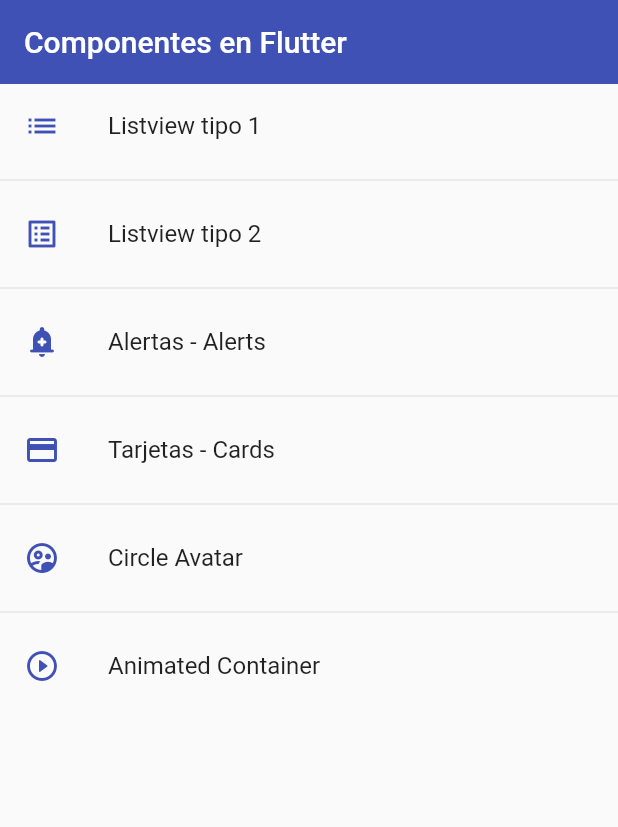
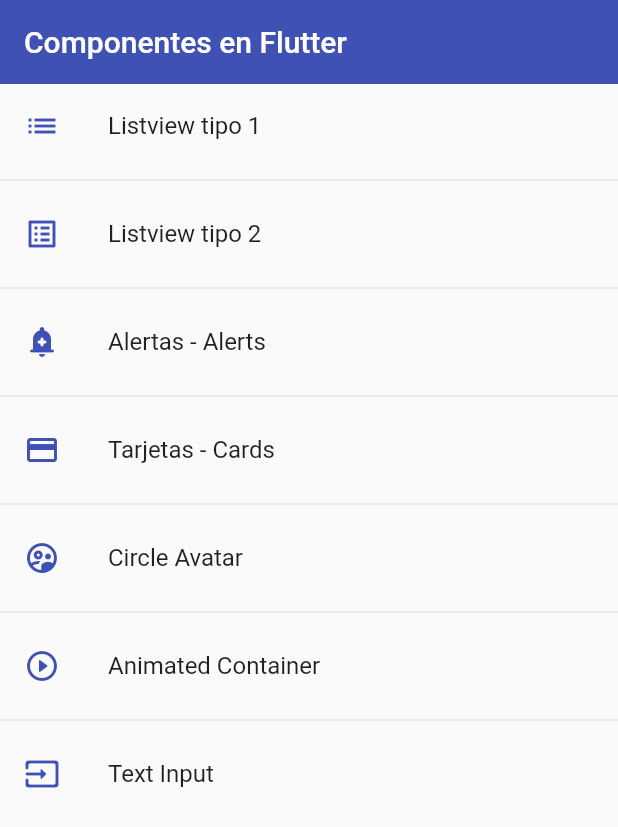
Before and after one commit to emersongonzal86/fl_components, a Flutter app: the screen it shows after launch, on a phone screen of 412 x 824 dp. Shown: the top 827 px of the screen. Run offline on Flutter 3.47's test engine with Material 2 defaults, Android fonts, the phone set to English and light mode, and no system bars.

Commit message:
Text form field

```diff
--- a/lib/router/app_routes.dart
+++ b/lib/router/app_routes.dart
@@ -43,6 +43,11 @@ class AppRoutes {
         name: 'Animated Container',
         screen: const AnimatedScreen(),
         icon: Icons.play_circle_outline_rounded),
+    MenuOption(
+        route: 'inputs',
+        name: 'Text Input',
+        screen: const InputScreen(),
+        icon: Icons.input_rounded),
   ];
 
   static Map<String, Widget Function(BuildContext)> getAppRoutes() {
--- a/lib/screens/screens.dart
+++ b/lib/screens/screens.dart
@@ -1,7 +1,9 @@
+
 export 'package:fl_components/screens/alert_screen.dart';
 export 'package:fl_components/screens/animated_screen.dart';
 export 'package:fl_components/screens/avatar_screen.dart';
 export 'package:fl_components/screens/card_screen.dart';
 export 'package:fl_components/screens/home_screen.dart';
+export 'package:fl_components/screens/inputs_screen.dart';
 export 'package:fl_components/screens/listview1_screen.dart';
 export 'package:fl_components/screens/listview2_screen.dart';
```
Also changed, not shown: lib/screens/inputs_screen.dart (added, +29 -0 lines).
